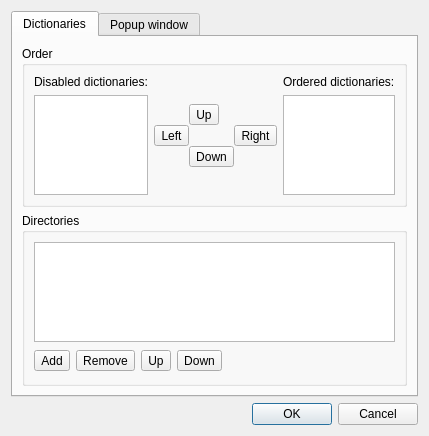
Before: the Qt Designer form ui/settingsdialog.ui in qstardict/qstardict, drawn with Qt 5.
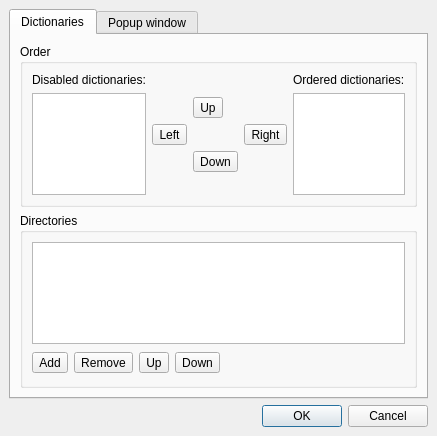
After: the same form once the commit is applied. Icons and pictures are not drawn.

Patch:
```diff
--- a/ui/settingsdialog.ui
+++ b/ui/settingsdialog.ui
@@ -13,6 +13,12 @@
    <string>QStarDict Setting</string>
   </property>
   <layout class="QGridLayout" >
+   <property name="margin" >
+    <number>9</number>
+   </property>
+   <property name="spacing" >
+    <number>6</number>
+   </property>
    <item row="0" column="0" >
     <widget class="QTabWidget" name="settingsTabWidget" >
      <property name="currentIndex" >
@@ -23,12 +29,24 @@
        <string>Dictionaries</string>
       </attribute>
       <layout class="QGridLayout" >
+       <property name="margin" >
+        <number>9</number>
+       </property>
+       <property name="spacing" >
+        <number>6</number>
+       </property>
        <item row="0" column="0" >
         <widget class="QGroupBox" name="doctBpx" >
          <property name="title" >
           <string>Order</string>
          </property>
          <layout class="QGridLayout" >
+          <property name="margin" >
+           <number>9</number>
+          </property>
+          <property name="spacing" >
+           <number>6</number>
+          </property>
           <item row="0" column="0" >
            <layout class="QVBoxLayout" >
             <property name="spacing" >
@@ -60,6 +78,12 @@
           </item>
           <item row="0" column="1" >
            <layout class="QVBoxLayout" >
+            <property name="margin" >
+             <number>0</number>
+            </property>
+            <property name="spacing" >
+             <number>6</number>
+            </property>
             <item>
              <spacer>
               <property name="orientation" >
@@ -78,20 +102,8 @@
               <property name="leftMargin" >
                <number>0</number>
               </property>
-              <property name="topMargin" >
-               <number>0</number>
-              </property>
-              <property name="rightMargin" >
-               <number>0</number>
-              </property>
-              <property name="bottomMargin" >
-               <number>0</number>
-              </property>
-              <property name="horizontalSpacing" >
-               <number>0</number>
-              </property>
-              <property name="verticalSpacing" >
-               <number>0</number>
+              <property name="spacing" >
+               <number>6</number>
               </property>
               <item row="1" column="0" >
                <widget class="QToolButton" name="moveLeftButton" >
@@ -188,11 +200,23 @@
           <string>Directories</string>
          </property>
          <layout class="QGridLayout" >
+          <property name="margin" >
+           <number>9</number>
+          </property>
+          <property name="spacing" >
+           <number>6</number>
+          </property>
           <item row="0" column="0" >
            <widget class="QListWidget" name="dictDirsList" />
           </item>
           <item row="1" column="0" >
            <layout class="QHBoxLayout" >
+            <property name="margin" >
+             <number>0</number>
+            </property>
+            <property name="spacing" >
+             <number>6</number>
+            </property>
             <item>
              <widget class="QToolButton" name="addDictDirButton" >
               <property name="text" >
```
Left out of the diff: 91 changed lines with no effect on the pictures.
